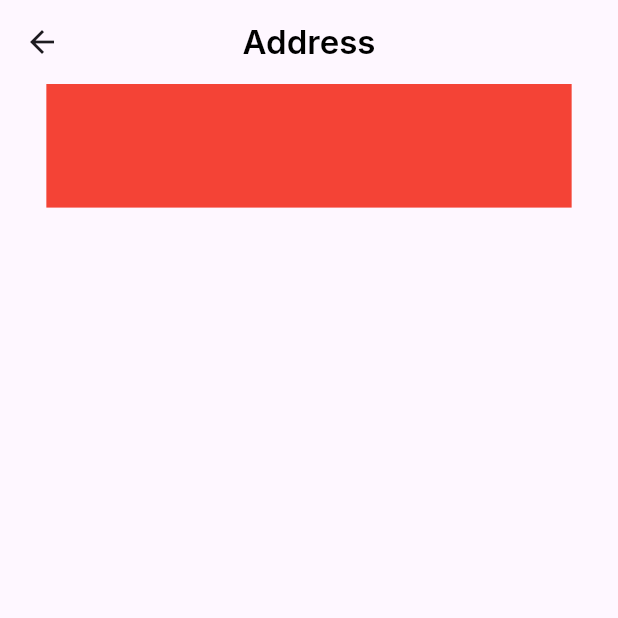
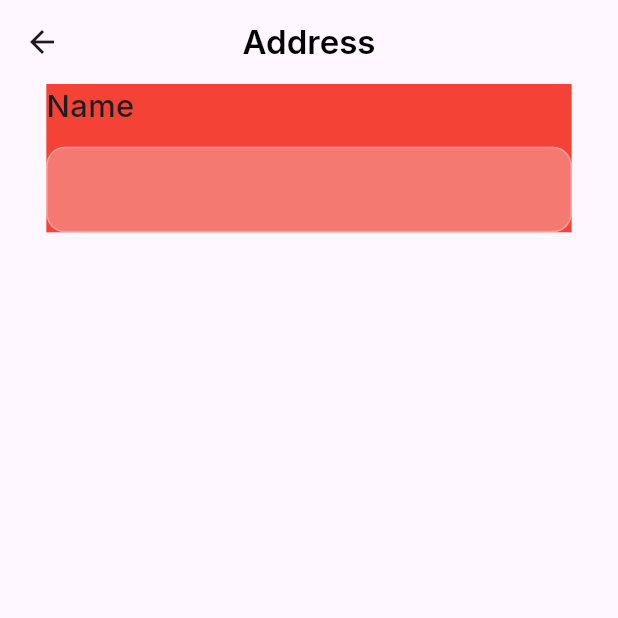
Before and after one commit to salman96007/littlelounge, a Flutter app: the Saveaddresspage screen opened directly, on a phone screen of 412 x 824 dp, the top half of it. Run offline on Flutter 3.47's test engine with Material 3 defaults, Android fonts, the phone set to English and light mode, and no system bars; our stand-ins replace google_fonts.

Commit message:
eleventh color added

```diff
--- a/lib/constant/colorconstant.dart
+++ b/lib/constant/colorconstant.dart
@@ -1,11 +1,7 @@
-
-
-
-
 import 'dart:ui';
 
 class ColorConst{
-  static const primaryColor=Color(0xffFFFFFF);
+  static const primeryColor=Color(0xffFFFFFF);
   static const secondary=Color(0xff000000);
   static const thirdColor=Color(0xff9775FA);
   static const forth=Color(0xffEE65DB);
@@ -15,6 +11,7 @@ class ColorConst{
   static const eighth=Color(0xff8F959E);
   static const nineth=Color(0xff1D1E20);
   static const tenth=Color(0xff4267B2);
+  static const eleventh=Color(0xffF5F6FA);
 
 
 
--- a/lib/features/payement/screen/saveaddresspage.dart
+++ b/lib/features/payement/screen/saveaddresspage.dart
@@ -31,12 +31,45 @@ class _SaveaddresspageState extends State<Saveaddresspage> {
             children: [
               Container(
                 width:width*0.85,
-                height:height*0.1,
+                height:height*0.12,
                 color:Colors.red,
                 child: Column(
                   mainAxisAlignment: MainAxisAlignment.spaceBetween,
+                  crossAxisAlignment:CrossAxisAlignment.start,
                   children: [
-                    Text("")
+                    Text("Name",style:GoogleFonts.inter(
+                      color: ColorConst.nineth,
+                      fontWeight: FontWeight.w500,
+                      fontSize:width*0.05
+                    ),),
+
+                    TextFormField(
+                      keyboardType:TextInputType.name,
+                      textInputAction:TextInputAction.next,
+                      style:TextStyle(
+                        fontWeight: FontWeight.w300,
+                        fontSize:width*0.04,
+                         ),
+                      decoration: InputDecoration(
+                        constraints:BoxConstraints(
+                            maxHeight:width*0.16
+                        ),
+                        fillColor:ColorConst.eleventh.withOpacity(0.3),
+                        filled: true,
+                        enabledBorder:OutlineInputBorder(
+                            borderSide: BorderSide(
+                              color:ColorConst.eleventh.withOpacity(0.3),
+                            ),
+                            borderRadius:BorderRadius.circular(width*0.03)
+                        ),
+                        focusedBorder: OutlineInputBorder(
+                            borderSide: BorderSide(
+                              color:ColorConst.eleventh.withOpacity(0.3),
+                            ),
+                            borderRadius:BorderRadius.circular(width*0.03)
+                        ),
+                      ),
+                    ),
                   ],
                 ),
               )
--- a/lib/features/splashscreen/screen/splashscreen.dart
+++ b/lib/features/splashscreen/screen/splashscreen.dart
@@ -23,14 +23,14 @@ class SplashScreen extends StatefulWidget {
             children: [
              Image.asset(ImageConstant.modelLogo),
               RichText(text: TextSpan(text: "STYLISH\n",   style: GoogleFonts.firaSans(
-                textStyle : TextStyle(color: ColorConst.primaryColor,
+                textStyle : TextStyle(color: ColorConst.primeryColor,
                   fontSize:width*0.13, ),
 
               ),
                 children: [
                   TextSpan(text:"Find Your Slyle",
                     style:GoogleFonts.sacramento(
-                      textStyle : TextStyle(color: ColorConst.primaryColor,
+                      textStyle : TextStyle(color: ColorConst.primeryColor,
                       fontSize: width*0.12),
 
                     ) )
```
